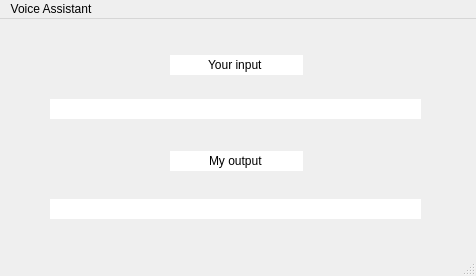
First picture: the form in receiver/gui/pygui.ui, repository daFinndus/calisto, before the edit.
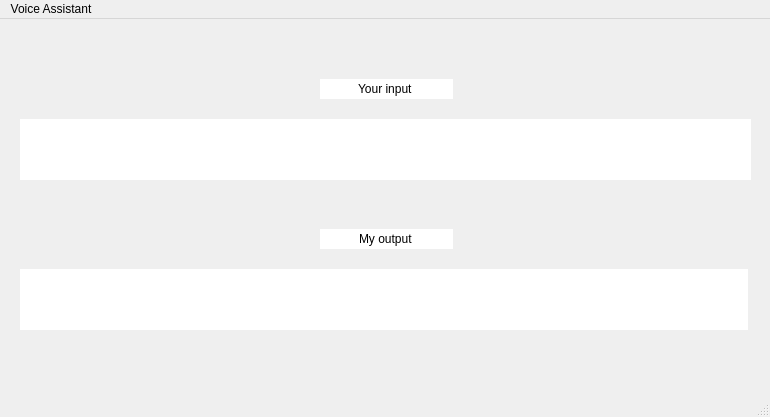
Second picture: the form after the edit.

```diff
--- a/receiver/gui/pygui.ui
+++ b/receiver/gui/pygui.ui
@@ -6,8 +6,8 @@
    <rect>
     <x>0</x>
     <y>0</y>
-    <width>476</width>
-    <height>276</height>
+    <width>770</width>
+    <height>417</height>
    </rect>
   </property>
   <property name="windowTitle">
@@ -23,8 +23,8 @@
     </property>
     <property name="geometry">
      <rect>
-      <x>170</x>
-      <y>36</y>
+      <x>320</x>
+      <y>60</y>
       <width>133</width>
       <height>20</height>
      </rect>
@@ -51,10 +51,10 @@
     </property>
     <property name="geometry">
      <rect>
-      <x>50</x>
-      <y>80</y>
-      <width>371</width>
-      <height>20</height>
+      <x>20</x>
+      <y>100</y>
+      <width>731</width>
+      <height>61</height>
      </rect>
     </property>
     <property name="frame">
@@ -70,8 +70,8 @@
    <widget class="QLineEdit" name="output_textBox">
     <property name="geometry">
      <rect>
-      <x>170</x>
-      <y>132</y>
+      <x>320</x>
+      <y>210</y>
       <width>133</width>
       <height>20</height>
      </rect>
@@ -98,10 +98,10 @@
     </property>
     <property name="geometry">
      <rect>
-      <x>50</x>
-      <y>180</y>
-      <width>371</width>
-      <height>20</height>
+      <x>20</x>
+      <y>250</y>
+      <width>728</width>
+      <height>61</height>
      </rect>
     </property>
     <property name="text">
@@ -123,7 +123,7 @@
     <rect>
      <x>0</x>
      <y>0</y>
-     <width>476</width>
+     <width>770</width>
      <height>21</height>
     </rect>
    </property>
```
